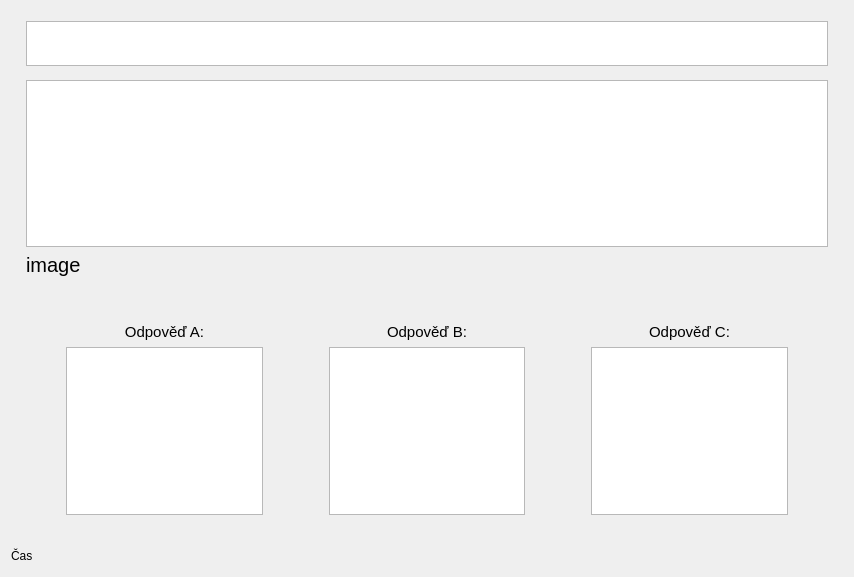
This is autoskola_eTesty/questionsdialog.ui in RxiPland/autoskola_eTesty_desktop as Qt 5 draws it before an edit. The edited form follows.
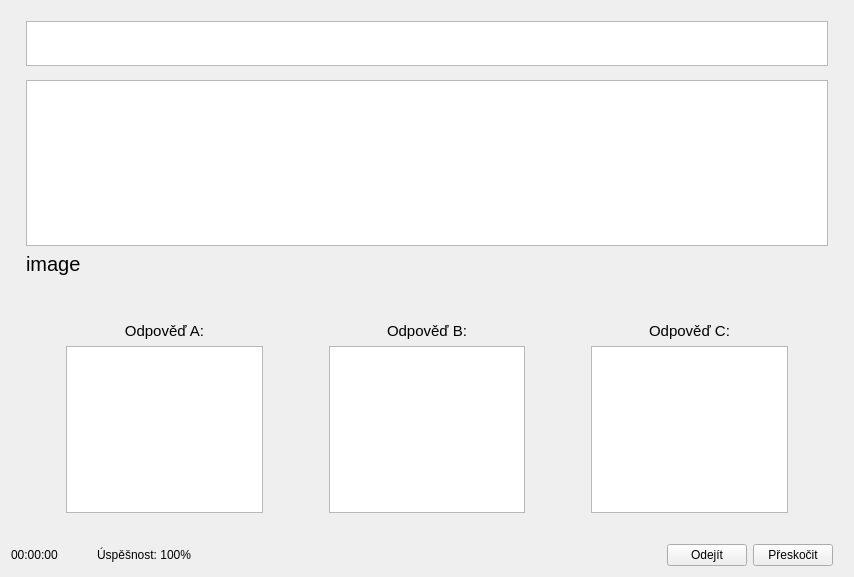
This is the edited form. Custom widgets are drawn as their Qt base class.

Commit message: show statistic code

Diff of the .ui file:
```diff
--- a/autoskola_eTesty/questionsdialog.ui
+++ b/autoskola_eTesty/questionsdialog.ui
@@ -495,7 +495,30 @@
         </size>
        </property>
        <property name="text">
-        <string>Čas</string>
+        <string>00:00:00</string>
+       </property>
+      </widget>
+     </item>
+     <item>
+      <spacer name="horizontalSpacer_9">
+       <property name="orientation">
+        <enum>Qt::Horizontal</enum>
+       </property>
+       <property name="sizeType">
+        <enum>QSizePolicy::Fixed</enum>
+       </property>
+       <property name="sizeHint" stdset="0">
+        <size>
+         <width>10</width>
+         <height>20</height>
+        </size>
+       </property>
+      </spacer>
+     </item>
+     <item>
+      <widget class="QLabel" name="label_5">
+       <property name="text">
+        <string>Úspěšnost: 100%</string>
        </property>
       </widget>
      </item>
@@ -512,6 +535,42 @@
        </property>
       </spacer>
      </item>
+     <item>
+      <widget class="QPushButton" name="pushButton_2">
+       <property name="focusPolicy">
+        <enum>Qt::NoFocus</enum>
+       </property>
+       <property name="text">
+        <string>Odejít</string>
+       </property>
+      </widget>
+     </item>
+     <item>
+      <widget class="QPushButton" name="pushButton">
+       <property name="focusPolicy">
+        <enum>Qt::NoFocus</enum>
+       </property>
+       <property name="text">
+        <string>Přeskočit</string>
+       </property>
+      </widget>
+     </item>
+     <item>
+      <spacer name="horizontalSpacer_8">
+       <property name="orientation">
+        <enum>Qt::Horizontal</enum>
+       </property>
+       <property name="sizeType">
+        <enum>QSizePolicy::Fixed</enum>
+       </property>
+       <property name="sizeHint" stdset="0">
+        <size>
+         <width>10</width>
+         <height>20</height>
+        </size>
+       </property>
+      </spacer>
+     </item>
     </layout>
    </item>
   </layout>
```
The commit also changes 2 other files.
